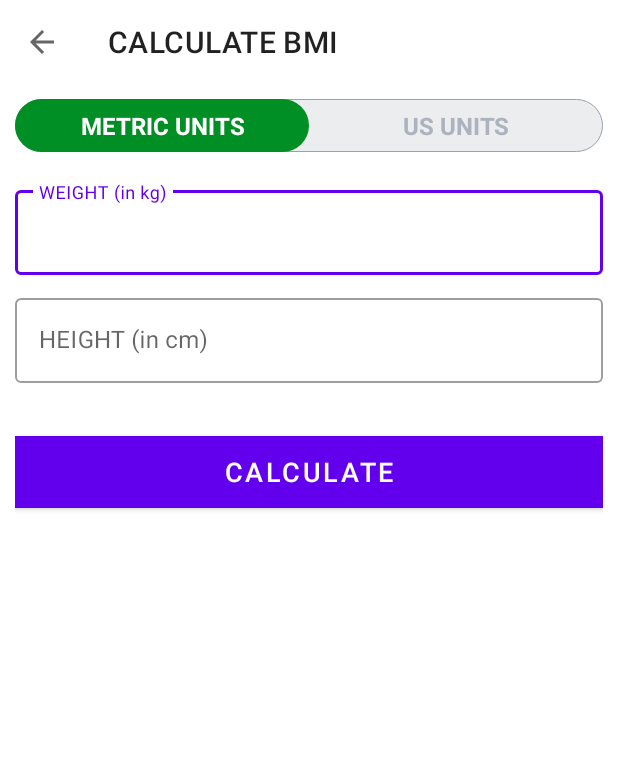
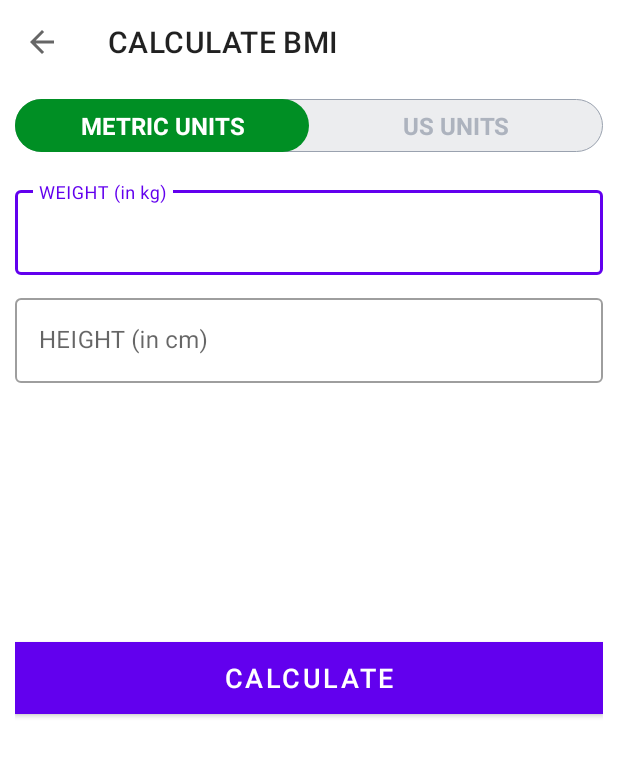
Before and after one commit to brandonicoll/7MinuteWorkout-Clone, an Android app: the BMIActivity screen opened directly, with no data from a screen before it, on a phone screen of 412 x 824 dp. Shown: the top 757 px of the screen. Run offline under Robolectric (Android 15) with nearby library versions, the phone set to English and light mode, and no system bars.

Commit message:
Changed BMI result to invisible instead of GONE.

```diff
--- a/app/src/main/java/com/example/a7minuteworkout/BMIActivity.kt
+++ b/app/src/main/java/com/example/a7minuteworkout/BMIActivity.kt
@@ -69,7 +69,7 @@ class BMIActivity : AppCompatActivity() {
         etMetricUnitWeight.text!!.clear() //clearing the text
         etMetricUnitHeight.text!!.clear()
 
-        llDiplayBMIResult.visibility = View.GONE
+        llDiplayBMIResult.visibility = View.INVISIBLE
     }
 
     private fun makeVisibleUSUnitsView() {
@@ -81,7 +81,7 @@ class BMIActivity : AppCompatActivity() {
         etUsUnitHeightInch.text!!.clear()
         etUsUnitWeight.text!!.clear()
 
-        llDiplayBMIResult.visibility = View.GONE
+        llDiplayBMIResult.visibility = View.INVISIBLE
     }
 
 
```
